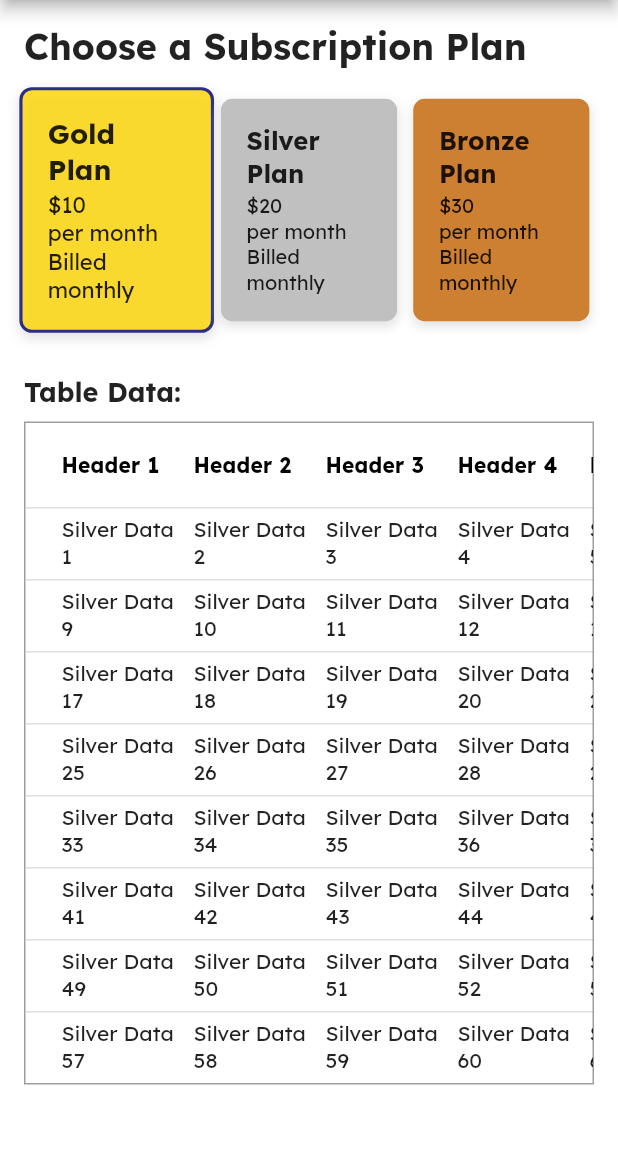
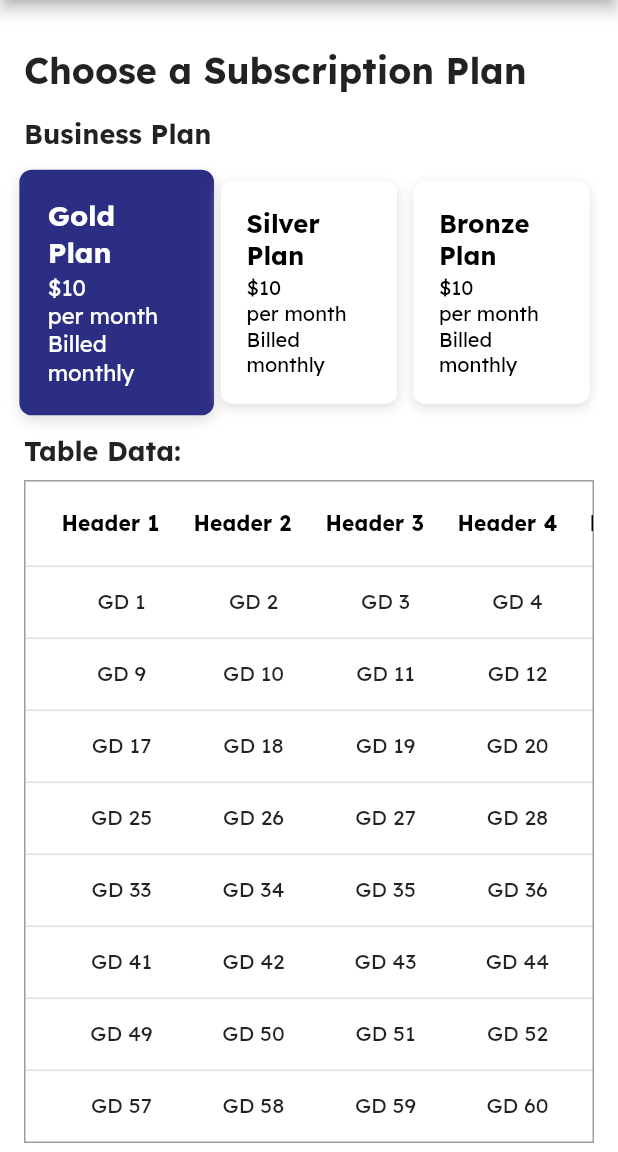
Before and after one commit to adhamahmed4/abs_mobile_app, a Flutter app: the NextPage screen opened directly, after a tap on "Gold Plan", on a phone screen of 412 x 824 dp, the part 84-1236 px from its top. Run offline on Flutter 3.47's test engine with Material 2 defaults, Android fonts, the phone set to English and light mode, and no system bars; our stand-ins replace email_validator, flutter_pw_validator, google_fonts, google_nav_bar, multi_select_flutter.

Commit message:
nextPage table

```diff
--- a/lib/Login/login.dart
+++ b/lib/Login/login.dart
@@ -155,13 +155,14 @@ class _LoginPageState extends State<LoginPage> {
                                   Navigator.push(
                                     context,
                                     MaterialPageRoute(
-                                        builder: (context) => NextPage()),
+                                        builder: (context) =>
+                                            RegistrationPage()),
                                   );
                                 },
                                 child: Text(
                                   'Create',
                                   style: TextStyle(
-                                    color: Colors.orange,
+                                    color: Color(0xFFFF9800),
                                     fontWeight: FontWeight.bold,
                                   ),
                                 ),
--- a/lib/Register/nextPage.dart
+++ b/lib/Register/nextPage.dart
@@ -8,6 +8,7 @@ class NextPage extends StatefulWidget {
 
 class _NextPageState extends State<NextPage> {
   int selectedCardIndex = -1;
+  int selectedNewCardIndex = -1;
 
   @override
   Widget build(BuildContext context) {
@@ -16,14 +17,21 @@ class _NextPageState extends State<NextPage> {
       appBar: AppBar(
         title: Text('Subscription Plans'),
       ),
-      body: Padding(
+      body: SingleChildScrollView(
+        child: Padding(
           padding: EdgeInsets.all(16.0),
           child: Column(
             crossAxisAlignment: CrossAxisAlignment.start,
             children: [
+              SizedBox(height: 16),
               Text(
                 'Choose a Subscription Plan',
                 style: TextStyle(fontSize: 24, fontWeight: FontWeight.bold),
+              ),
+              SizedBox(height: 16),
+              Text(
+                'Business Plan', // Add this text
+                style: TextStyle(fontSize: 18, fontWeight: FontWeight.bold),
               ),
               SizedBox(height: 16),
               Row(
@@ -36,19 +44,53 @@ class _NextPageState extends State<NextPage> {
                       onSelect: () {
                         setState(() {
                           selectedCardIndex = i;
+                          selectedNewCardIndex = -1; // Deselect any new card
                         });
                       },
                     ),
                 ],
               ),
-            SizedBox(height: 16),
               if (selectedCardIndex != -1)
-              Expanded(
+                Container(
+                  height:
+                      9 * 56.0 + 56.0, // Total height of 9 rows + header row
                   child: SingleChildScrollView(
                     child: TableWidget(plans[selectedCardIndex].tableData),
                   ),
                 ),
+              SizedBox(height: 32), // Add some space between sections
+              Text(
+                'Guest Plan', // Add this text
+                style: TextStyle(fontSize: 18, fontWeight: FontWeight.bold),
+              ),
+              SizedBox(height: 16),
+              Row(
+                mainAxisAlignment: MainAxisAlignment.spaceBetween,
+                children: [
+                  for (int i = 0; i < newPlans.length; i++)
+                    AnimatedPlanCard(
+                      plan: newPlans[i],
+                      isSelected: selectedNewCardIndex == i,
+                      onSelect: () {
+                        setState(() {
+                          selectedNewCardIndex = i;
+                          selectedCardIndex = -1; // Deselect any main card
+                        });
+                      },
+                    ),
                 ],
+              ),
+              if (selectedNewCardIndex != -1)
+                Container(
+                  height:
+                      9 * 56.0 + 56.0, // Total height of 9 rows + header row
+                  child: SingleChildScrollView(
+                    child:
+                        TableWidget(newPlans[selectedNewCardIndex].tableData),
+                  ),
+                ),
+            ],
+          ),
         ),
       ),
     );
@@ -60,8 +102,6 @@ class Plan {
   final String price;
   final String subPriceText;
   final String billedText;
-  final Color planColor;
-  final String selectedText;
   final List<String> tableData;
 
   Plan({
@@ -69,8 +109,6 @@ class Plan {
     required this.price,
     required this.subPriceText,
     required this.billedText,
-    required this.planColor,
-    required this.selectedText,
     required this.tableData,
   });
 }
@@ -97,8 +135,7 @@ class AnimatedPlanCard extends StatelessWidget {
         child: Container(
           width: MediaQuery.of(context).size.width * 0.3,
           decoration: BoxDecoration(
-            color:
-                isSelected ? plan.planColor.withOpacity(0.8) : plan.planColor,
+            color: isSelected ? Color(0xFF2B2E83) : Colors.white,
             borderRadius: BorderRadius.circular(8),
             border: Border.all(
               color: isSelected ? Color(0xFF2B2E83) : Colors.transparent,
@@ -121,12 +158,25 @@ class AnimatedPlanCard extends StatelessWidget {
                 style: TextStyle(
                   fontSize: 18,
                   fontWeight: FontWeight.bold,
+                  color: isSelected ? Colors.white : Colors.black,
                 ),
               ),
               SizedBox(height: 2),
-              Text(plan.price),
-              Text(plan.subPriceText),
-              Text(plan.billedText),
+              Text(
+                plan.price,
+                style:
+                    TextStyle(color: isSelected ? Colors.white : Colors.black),
+              ),
+              Text(
+                plan.subPriceText,
+                style:
+                    TextStyle(color: isSelected ? Colors.white : Colors.black),
+              ),
+              Text(
+                plan.billedText,
+                style:
+                    TextStyle(color: isSelected ? Colors.white : Colors.black),
+              ),
             ],
           ),
         ),
@@ -135,162 +185,231 @@ class AnimatedPlanCard extends StatelessWidget {
   }
 }
 
+List<Plan> newPlans = [
+  Plan(
+    title: 'New Plan 1',
+    price: '\$15',
+    subPriceText: 'per month',
+    billedText: 'Billed monthly',
+    tableData: [
+      'GD2 1',
+      'GD2 2',
+      'GD2 3',
+      'GD2 4',
+      'GD2 5',
+      'GD2 6',
+      'GD2 7',
+      'GD2 8',
+      'GD2 9',
+      'GD2 10',
+      'GD2 11',
+      'GD2 12',
+      'GD2 13',
+      'GD2 14',
+      'GD2 15',
+      'GD2 16',
+      'GD2 17',
+      'GD2 18',
+      'GD2 19',
+      'GD2 20',
+      'GD2 21',
+      'GD2 22',
+      'GD2 23',
+      'GD2 24',
+      'GD2 25',
+      'GD2 26',
+      'GD2 27',
+      'GD2 28',
+      'GD2 29',
+      'GD2 30',
+      'GD2 31',
+      'GD2 32',
+      'GD2 33',
+      'GD2 34',
+      'GD2 35',
+      'GD2 36',
+      'GD2 37',
+      'GD2 38',
+      'GD2 39',
+      'GD2 40',
+      'GD2 41',
+      'GD2 42',
+      'GD2 43',
+      'GD2 44',
+      'GD2 45',
+      'GD2 46',
+      'GD2 47',
+      'GD2 48',
+      'GD2 49',
+      'GD2 50',
+      'GD2 51',
+      'GD2 52',
+      'GD2 53',
+      'GD2 54',
+      'GD2 55',
+      'GD2 56',
+      'GD2 57',
+      'GD2 58',
+      'GD2 59',
+      'GD2 60',
+      'GD2 61',
+      'GD2 62',
+      'GD2 63',
+      'GD2 64',
+    ],
+  ),
+];
+
 List<Plan> plans = [
   Plan(
     title: 'Gold Plan',
     price: '\$10',
     subPriceText: 'per month',
     billedText: 'Billed monthly',
-    planColor: Color(0xFFFFD700),
-    selectedText: 'Gold plan selected',
     tableData: [
-      'Silver Data 1',
-      'Silver Data 2',
-      'Silver Data 3',
-      'Silver Data 4',
-      'Silver Data 5',
-      'Silver Data 6',
-      'Silver Data 7',
-      'Silver Data 8',
-      'Silver Data 9',
-      'Silver Data 10',
-      'Silver Data 11',
-      'Silver Data 12',
-      'Silver Data 13',
-      'Silver Data 14',
-      'Silver Data 15',
-      'Silver Data 16',
-      'Silver Data 17',
-      'Silver Data 18',
-      'Silver Data 19',
-      'Silver Data 20',
-      'Silver Data 21',
-      'Silver Data 22',
-      'Silver Data 23',
-      'Silver Data 24',
-      'Silver Data 25',
-      'Silver Data 26',
-      'Silver Data 27',
-      'Silver Data 28',
-      'Silver Data 29',
-      'Silver Data 30',
-      'Silver Data 31',
-      'Silver Data 32',
-      'Silver Data 33',
-      'Silver Data 34',
-      'Silver Data 35',
-      'Silver Data 36',
-      'Silver Data 37',
-      'Silver Data 38',
-      'Silver Data 39',
-      'Silver Data 40',
-      'Silver Data 41',
-      'Silver Data 42',
-      'Silver Data 43',
-      'Silver Data 44',
-      'Silver Data 45',
-      'Silver Data 46',
-      'Silver Data 47',
-      'Silver Data 48',
-      'Silver Data 49',
-      'Silver Data 50',
-      'Silver Data 51',
-      'Silver Data 52',
-      'Silver Data 53',
-      'Silver Data 54',
-      'Silver Data 55',
-      'Silver Data 56',
-      'Silver Data 57',
-      'Silver Data 58',
-      'Silver Data 59',
-      'Silver Data 60',
-      'Silver Data 61',
-      'Silver Data 62',
-      'Silver Data 63',
-      'Silver Data 64',
+      'GD 1',
+      'GD 2',
+      'GD 3',
+      'GD 4',
+      'GD 5',
+      'GD 6',
+      'GD 7',
+      'GD 8',
+      'GD 9',
+      'GD 10',
+      'GD 11',
+      'GD 12',
+      'GD 13',
+      'GD 14',
+      'GD 15',
+      'GD 16',
+      'GD 17',
+      'GD 18',
+      'GD 19',
+      'GD 20',
+      'GD 21',
+      'GD 22',
+      'GD 23',
+      'GD 24',
+      'GD 25',
+      'GD 26',
+      'GD 27',
+      'GD 28',
+      'GD 29',
+      'GD 30',
+      'GD 31',
+      'GD 32',
+      'GD 33',
+      'GD 34',
+      'GD 35',
+      'GD 36',
+      'GD 37',
+      'GD 38',
+      'GD 39',
+      'GD 40',
+      'GD 41',
+      'GD 42',
+      'GD 43',
+      'GD 44',
+      'GD 45',
+      'GD 46',
+      'GD 47',
+      'GD 48',
+      'GD 49',
+      'GD 50',
+      'GD 51',
+      'GD 52',
+      'GD 53',
+      'GD 54',
+      'GD 55',
+      'GD 56',
+      'GD 57',
+      'GD 58',
+      'GD 59',
+      'GD 60',
+      'GD 61',
+      'GD 62',
+      'GD 63',
+      'GD 64',
     ],
   ),
   Plan(
     title: 'Silver Plan',
-    price: '\$20',
+    price: '\$10',
     subPriceText: 'per month',
     billedText: 'Billed monthly',
-    planColor: Color(0xFFC0C0C0),
-    selectedText: 'Silver plan selected',
     tableData: [
-      'Silver Data 1',
-      'Silver Data 2',
-      'Silver Data 3',
-      'Silver Data 4',
-      'Silver Data 5',
-      'Silver Data 6',
-      'Silver Data 7',
-      'Silver Data 8',
-      'Silver Data 9',
-      'Silver Data 10',
-      'Silver Data 11',
-      'Silver Data 12',
-      'Silver Data 13',
-      'Silver Data 14',
-      'Silver Data 15',
-      'Silver Data 16',
-      'Silver Data 17',
-      'Silver Data 18',
-      'Silver Data 19',
-      'Silver Data 20',
-      'Silver Data 21',
-      'Silver Data 22',
-      'Silver Data 23',
-      'Silver Data 24',
-      'Silver Data 25',
-      'Silver Data 26',
-      'Silver Data 27',
-      'Silver Data 28',
-      'Silver Data 29',
-      'Silver Data 30',
-      'Silver Data 31',
-      'Silver Data 32',
-      'Silver Data 33',
-      'Silver Data 34',
-      'Silver Data 35',
-      'Silver Data 36',
-      'Silver Data 37',
-      'Silver Data 38',
-      'Silver Data 39',
-      'Silver Data 40',
-      'Silver Data 41',
-      'Silver Data 42',
-      'Silver Data 43',
-      'Silver Data 44',
-      'Silver Data 45',
-      'Silver Data 46',
-      'Silver Data 47',
-      'Silver Data 48',
-      'Silver Data 49',
-      'Silver Data 50',
-      'Silver Data 51',
-      'Silver Data 52',
-      'Silver Data 53',
-      'Silver Data 54',
-      'Silver Data 55',
-      'Silver Data 56',
-      'Silver Data 57',
-      'Silver Data 58',
-      'Silver Data 59',
-      'Silver Data 60',
-      'Silver Data 61',
-      'Silver Data 62',
-      'Silver Data 63',
-      'Silver Data 64',
+      'SD 1',
+      'SD 2',
+      'SD 3',
+      'SD 4',
+      'SD 5',
+      'SD 6',
+      'SD 7',
+      'SD 8',
+      'SD 9',
+      'SD 10',
+      'SD 11',
+      'SD 12',
+      'SD 13',
+      'SD 14',
+      'SD 15',
+      'SD 16',
+      'SD 17',
+      'SD 18',
+      'SD 19',
+      'SD 20',
+      'SD 21',
+      'SD 22',
+      'SD 23',
+      'SD 24',
+      'SD 25',
+      'SD 26',
+      'SD 27',
+      'SD 28',
+      'SD 29',
+      'SD 30',
+      'SD 31',
+      'SD 32',
+      'SD 33',
+      'SD 34',
+      'SD 35',
+      'SD 36',
+      'SD 37',
+      'SD 38',
+      'SD 39',
+      'SD 40',
+      'SD 41',
+      'SD 42',
+      'SD 43',
+      'SD 44',
+      'SD 45',
+      'SD 46',
+      'SD 47',
+      'SD 48',
+      'SD 49',
+      'SD 50',
+      'SD 51',
+      'SD 52',
+      'SD 53',
+      'SD 54',
+      'SD 55',
+      'SD 56',
+      'SD 57',
+      'SD 58',
+      'SD 59',
+      'SD 60',
+      'SD 61',
+      'SD 62',
+      'SD 63',
+      'SD 64',
     ],
   ),
   Plan(
     title: 'Bronze Plan',
-    price: '\$30',
+    price: '\$10',
     subPriceText: 'per month',
     billedText: 'Billed monthly',
-    planColor: Color(0xFFCD7F32),
-    selectedText: 'Bronze plan selected',
     tableData: [
       'Zone 1',
       'Zone 2',
--- a/lib/Register/register.dart
+++ b/lib/Register/register.dart
@@ -23,6 +23,7 @@ class _RegistrationPageState extends State<RegistrationPage> {
   bool _passwordVisible = false;
   bool _confirmPasswordVisible = false;
   bool _isCheckboxChecked = false;
+  bool _showPasswordValidation = false;
   String _fullNameErrorText = '';
   String _userNameErrorText = '';
   String _emailErrorText = '';
@@ -298,6 +299,10 @@ class _RegistrationPageState extends State<RegistrationPage> {
   Widget build(BuildContext context) {
     return Scaffold(
       backgroundColor: Color(0xFFEEF1F5),
+      appBar: AppBar(
+        title: Text('Create an Account'),
+        automaticallyImplyLeading: false,
+      ),
       body: SingleChildScrollView(
         child: Form(
           key: _formKey,
@@ -305,16 +310,10 @@ class _RegistrationPageState extends State<RegistrationPage> {
             crossAxisAlignment: CrossAxisAlignment.start,
             children: [
               Padding(
-                padding: EdgeInsets.fromLTRB(24, 60, 24, 0),
+                padding: EdgeInsets.fromLTRB(24, 20, 24, 0),
                 child: Column(
                   crossAxisAlignment: CrossAxisAlignment.start,
                   children: [
-                    const Text(
-                      'Create an Account',
-                      style:
-                          TextStyle(fontSize: 20, fontWeight: FontWeight.bold),
-                    ),
-                    const SizedBox(height: 8),
                     const Text(
                       'Sign up to access your account',
                       style: TextStyle(color: Colors.grey),
@@ -366,7 +365,7 @@ class _RegistrationPageState extends State<RegistrationPage> {
                     TextField(
                       controller: _phoneNumberController,
                       keyboardType: TextInputType.phone,
-                      maxLength: 13, // +20 + 10 digits
+                      //maxLength: 13, // +20 + 10 digits
                       decoration: InputDecoration(
                         fillColor: const Color.fromARGB(255, 250, 250, 250),
                         filled: true,
@@ -387,6 +386,12 @@ class _RegistrationPageState extends State<RegistrationPage> {
                       child: TextField(
                         controller: _passwordController,
                         obscureText: !_passwordVisible,
+                        onTap: () {
+                          setState(() {
+                            _showPasswordValidation =
+                                true; // Show password validation on tap
+                          });
+                        },
                         decoration: InputDecoration(
                           filled: true,
                           fillColor: Colors.white,
@@ -404,12 +409,13 @@ class _RegistrationPageState extends State<RegistrationPage> {
                             ),
                           ),
                           border: const OutlineInputBorder(
-                                borderSide: BorderSide()),
-                          )),
+                            borderSide: BorderSide(),
                           ),
-                    const SizedBox(
-                      height: 5,
                         ),
+                      ),
+                    ),
+                    const SizedBox(height: 5),
+                    if (_showPasswordValidation) // Show validation only if _showPasswordValidation is true
                       FlutterPwValidator(
                         key: validatorKey,
                         controller: _passwordController,
--- a/lib/Register/table_widget.dart
+++ b/lib/Register/table_widget.dart
@@ -7,6 +7,8 @@ class TableWidget extends StatelessWidget {
 
   @override
   Widget build(BuildContext context) {
+    final columnsCount = 8; // Number of columns
+
     return Container(
       margin: EdgeInsets.symmetric(vertical: 16),
       child: Column(
@@ -31,7 +33,7 @@ class TableWidget extends StatelessWidget {
               child: DataTable(
                 columnSpacing: 8,
                 columns: List.generate(
-                  8,
+                  columnsCount,
                   (index) => DataColumn(
                     label: Text(
                       'Header ${index + 1}',
@@ -40,17 +42,25 @@ class TableWidget extends StatelessWidget {
                   ),
                 ),
                 rows: List.generate(
-                  8,
+                  (tableData.length / columnsCount).ceil(),
                   (rowIndex) => DataRow(
                     cells: List.generate(
-                      8,
-                      (cellIndex) => DataCell(
-                        Container(
-                          width: 80, // Adjust the width as needed
-                          alignment: Alignment.center,
-                          child: Text(tableData[rowIndex * 8 + cellIndex]),
-                        ),
-                      ),
+                      columnsCount,
+                      (cellIndex) {
+                        final dataIndex = rowIndex * columnsCount + cellIndex;
+                        if (dataIndex < tableData.length) {
+                          return DataCell(
+                            Container(
+                              width: 80,
+                              alignment: Alignment.center,
+                              child: Text(tableData[dataIndex]),
+                            ),
+                          );
+                        } else {
+                          return DataCell(
+                              Container()); // Empty cell if data not available
+                        }
+                      },
                     ),
                   ),
                 ),
```
Lines whose indentation alone changed are shown as unchanged.
